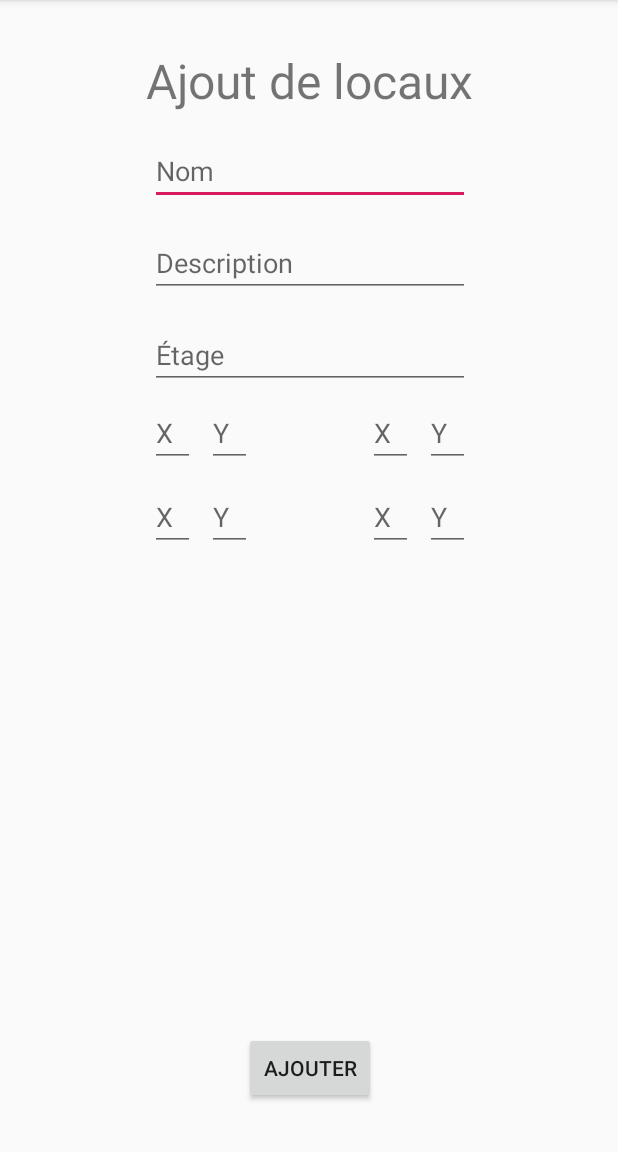
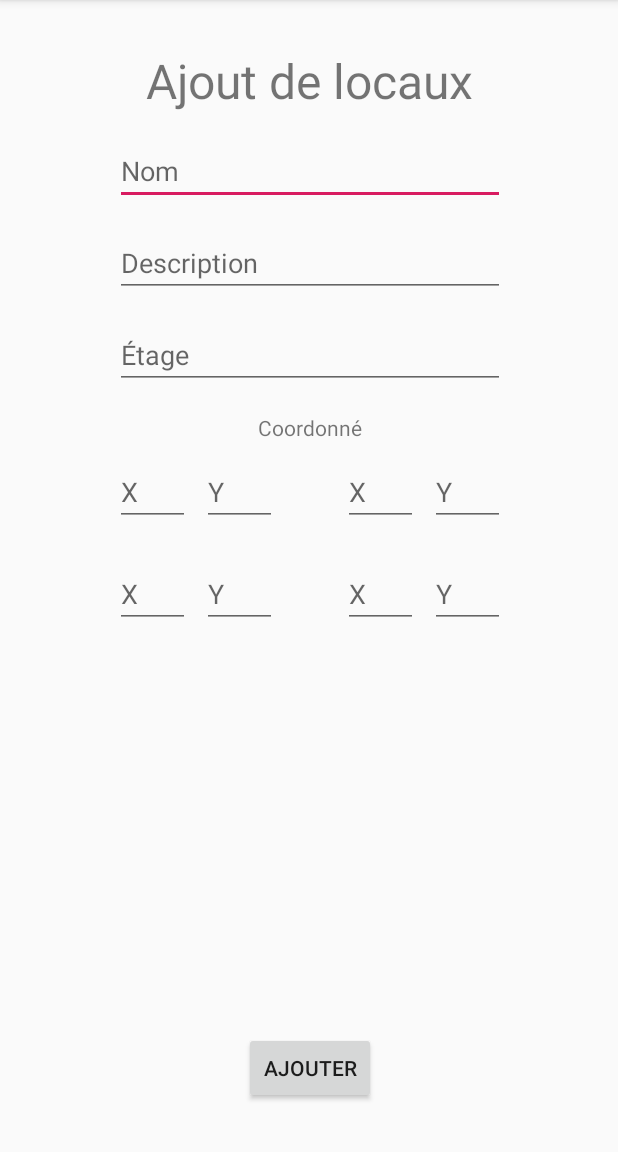
Before and after one commit to MichelBacon/localization-app, an Android app: the AdminManager screen opened directly, with no data from a screen before it, on a phone screen of 412 x 824 dp, the part 84-1236 px from its top. Run offline under Robolectric (Android 15) with nearby library versions, the phone set to English and light mode, and no system bars; our stand-ins replace Firebase (no records; nobody signed in at launch, a user with empty details on screens opened directly).

Commit message:
Bug fix : admin mode

```diff
--- a/app/src/main/java/com/cegepba/localization_app/MainActivity.java
+++ b/app/src/main/java/com/cegepba/localization_app/MainActivity.java
@@ -276,6 +276,7 @@ public class MainActivity extends AppCompatActivity {
                         DocumentSnapshot doc = task.getResult().getDocuments().get(0);
                         Room room = doc.toObject(Room.class);
                         DocumentReference docRefNode = room.getNodeRef();
+                        if(docRefNode != null) {
                             docRefNode.get().addOnCompleteListener(new OnCompleteListener<DocumentSnapshot>() {
                                 @Override
                                 public void onComplete(@NonNull Task<DocumentSnapshot> task) {
@@ -293,6 +294,9 @@ public class MainActivity extends AppCompatActivity {
                                     }
                                 }
                             });
+                        } else {
+                            onResultCallback.onFailure();
+                        }
                     }
                 }
             }
--- a/app/src/main/java/com/cegepba/localization_app/Manager/AdminManager.java
+++ b/app/src/main/java/com/cegepba/localization_app/Manager/AdminManager.java
@@ -73,28 +73,28 @@ public class AdminManager extends AppCompatActivity {
             floor = Integer.parseInt(edit_floor.getText().toString());
         }
         if(!edit_xTR.getText().toString().equals("")) {
-             xTR = Integer.parseInt(edit_xTR.getText().toString());
+            xTR = Integer.parseInt(edit_xTR.getText().toString())*-1;
         }
         if(!edit_xTL.getText().toString().equals("")) {
-            xTL = Integer.parseInt(edit_xTL.getText().toString());
+            xTL = Integer.parseInt(edit_xTL.getText().toString())*-1;
         }
         if(!edit_xBR.getText().toString().equals("")) {
-            xBR = Integer.parseInt(edit_xTL.getText().toString());
+            xBR = Integer.parseInt(edit_xBR.getText().toString())*-1;
         }
         if(!edit_xBL.getText().toString().equals("")) {
-            xBL = Integer.parseInt(edit_xBL.getText().toString());
+            xBL = Integer.parseInt(edit_xBL.getText().toString())*-1;
         }
         if(!edit_yTR.getText().toString().equals("")) {
-            yTR = Integer.parseInt(edit_yTR.getText().toString());
+            yTR = Integer.parseInt(edit_yTR.getText().toString())*-1;
         }
         if(!edit_yTL.getText().toString().equals("")) {
-            yTL = Integer.parseInt(edit_yTL.getText().toString());
+            yTL = Integer.parseInt(edit_yTL.getText().toString())*-1;
         }
         if(!edit_yBR.getText().toString().equals("")) {
-            yBR = Integer.parseInt(edit_yBR.getText().toString());
+            yBR = Integer.parseInt(edit_yBR.getText().toString())*-1;
         }
         if(!edit_yBL.getText().toString().equals("")) {
-            yBL = Integer.parseInt(edit_yBL.getText().toString());
+            yBL = Integer.parseInt(edit_yBL.getText().toString())*-1;
         }
 
         final Room room = new Room(null, name, floor, description,xBL,xBR,xTL,xTR,yTL,yTR,yBL,yBR);
--- a/app/src/main/res/layout/activity_admin_manager.xml
+++ b/app/src/main/res/layout/activity_admin_manager.xml
@@ -26,7 +26,7 @@
 
         <EditText
             android:id="@+id/editText_name"
-            android:layout_width="wrap_content"
+            android:layout_width="260dp"
             android:layout_height="wrap_content"
             android:layout_marginTop="16dp"
             android:autofillHints=""
@@ -39,7 +39,7 @@
 
         <EditText
             android:id="@+id/editText_description"
-            android:layout_width="wrap_content"
+            android:layout_width="260dp"
             android:layout_height="wrap_content"
             android:layout_marginTop="16dp"
             android:autofillHints=""
@@ -51,7 +51,7 @@
 
         <EditText
             android:id="@+id/editText_floor"
-            android:layout_width="wrap_content"
+            android:layout_width="260dp"
             android:layout_height="wrap_content"
             android:layout_marginTop="16dp"
             android:autofillHints=""
@@ -62,21 +62,79 @@
             app:layout_constraintTop_toBottomOf="@+id/editText_description" />
 
         <EditText
+            android:id="@+id/ytopLeft"
+            android:layout_width="50dp"
+            android:layout_height="40dp"
+            android:layout_marginStart="8dp"
+            android:layout_marginTop="16dp"
+            android:ems="10"
+            android:hint="Y"
+            android:inputType="number"
+            app:layout_constraintStart_toEndOf="@+id/xtopLeft"
+            app:layout_constraintTop_toBottomOf="@+id/textView_coordonne" />
+
+        <EditText
             android:id="@+id/xtopLeft"
-            android:layout_width="30dp"
+            android:layout_width="50dp"
             android:layout_height="40dp"
-            android:layout_marginTop="12dp"
+            android:layout_marginTop="16dp"
             android:ems="10"
             android:hint="X"
             android:inputType="number"
             app:layout_constraintStart_toStartOf="@+id/editText_floor"
-            app:layout_constraintTop_toBottomOf="@+id/editText_floor" />
+            app:layout_constraintTop_toBottomOf="@+id/textView_coordonne" />
+
+        <EditText
+            android:id="@+id/xtopRight"
+            android:layout_width="50dp"
+            android:layout_height="40dp"
+            android:layout_marginTop="16dp"
+            android:layout_marginEnd="8dp"
+            android:ems="10"
+            android:hint="X"
+            android:inputType="number"
+            app:layout_constraintEnd_toStartOf="@+id/ytopRight"
+            app:layout_constraintTop_toBottomOf="@+id/textView_coordonne" />
+
+        <EditText
+            android:id="@+id/ytopRight"
+            android:layout_width="50dp"
+            android:layout_height="40dp"
+            android:layout_marginTop="16dp"
+            android:ems="10"
+            android:hint="Y"
+            android:inputType="number"
+            app:layout_constraintEnd_toEndOf="@+id/editText_floor"
+            app:layout_constraintTop_toBottomOf="@+id/textView_coordonne" />
+
+        <EditText
+            android:id="@+id/xbotLeft"
+            android:layout_width="50dp"
+            android:layout_height="40dp"
+            android:layout_marginTop="28dp"
+            android:ems="10"
+            android:hint="X"
+            android:inputType="number"
+            app:layout_constraintStart_toStartOf="@+id/xtopLeft"
+            app:layout_constraintTop_toBottomOf="@+id/xtopLeft" />
+
+        <EditText
+            android:id="@+id/ybotLeft"
+            android:layout_width="50dp"
+            android:layout_height="40dp"
+            android:layout_marginStart="8dp"
+            android:layout_marginTop="28dp"
+            android:ems="10"
+            android:hint="Y"
+            android:inputType="number"
+            app:layout_constraintStart_toEndOf="@+id/xbotLeft"
+            app:layout_constraintTop_toBottomOf="@+id/ytopLeft" />
 
         <EditText
             android:id="@+id/xbotRight"
-            android:layout_width="30dp"
+            android:layout_width="50dp"
             android:layout_height="40dp"
-            android:layout_marginTop="16dp"
+            android:layout_marginTop="28dp"
             android:layout_marginEnd="8dp"
             android:ems="10"
             android:hint="X"
@@ -87,73 +145,15 @@
             app:layout_constraintTop_toBottomOf="@+id/xtopRight" />
 
         <EditText
-            android:id="@+id/xtopRight"
-            android:layout_width="30dp"
+            android:id="@+id/ybotRight"
+            android:layout_width="50dp"
             android:layout_height="40dp"
-            android:layout_marginTop="12dp"
-            android:layout_marginEnd="8dp"
-            android:ems="10"
-            android:hint="X"
-            android:inputType="number"
-            app:layout_constraintEnd_toStartOf="@+id/ytopRight"
-            app:layout_constraintTop_toBottomOf="@+id/editText_floor" />
-
-        <EditText
-            android:id="@+id/xbotLeft"
-            android:layout_width="30dp"
-            android:layout_height="40dp"
-            android:layout_marginTop="16dp"
-            android:ems="10"
-            android:hint="X"
-            android:inputType="number"
-            app:layout_constraintStart_toStartOf="@+id/xtopLeft"
-            app:layout_constraintTop_toBottomOf="@+id/xtopLeft" />
-
-        <EditText
-            android:id="@+id/ybotLeft"
-            android:layout_width="30dp"
-            android:layout_height="40dp"
-            android:layout_marginStart="8dp"
-            android:layout_marginTop="16dp"
-            android:ems="10"
-            android:hint="Y"
-            android:inputType="number"
-            app:layout_constraintStart_toEndOf="@+id/xbotLeft"
-            app:layout_constraintTop_toBottomOf="@+id/ytopLeft" />
-
-        <EditText
-            android:id="@+id/ybotRight"
-            android:layout_width="30dp"
-            android:layout_height="40dp"
-            android:layout_marginTop="16dp"
+            android:layout_marginTop="28dp"
             android:ems="10"
             android:hint="Y"
             android:inputType="number"
             app:layout_constraintEnd_toEndOf="@+id/ytopRight"
             app:layout_constraintTop_toBottomOf="@+id/ytopRight" />
-
-        <EditText
-            android:id="@+id/ytopRight"
-            android:layout_width="30dp"
-            android:layout_height="40dp"
-            android:layout_marginTop="12dp"
-            android:ems="10"
-            android:hint="Y"
-            android:inputType="number"
-            app:layout_constraintEnd_toEndOf="@+id/editText_floor"
-            app:layout_constraintTop_toBottomOf="@+id/editText_floor" />
-
-        <EditText
-            android:id="@+id/ytopLeft"
-            android:layout_width="30dp"
-            android:layout_height="40dp"
-            android:layout_marginStart="8dp"
-            android:layout_marginTop="12dp"
-            android:ems="10"
-            android:hint="Y"
-            android:inputType="number"
-            app:layout_constraintStart_toEndOf="@+id/xtopLeft"
-            app:layout_constraintTop_toBottomOf="@+id/editText_floor" />
 
         <Button
             android:id="@+id/btn_add_class"
@@ -165,6 +165,16 @@
             app:layout_constraintEnd_toEndOf="@+id/ybotRight"
             app:layout_constraintStart_toStartOf="@+id/xbotLeft" />
 
+        <TextView
+            android:id="@+id/textView_coordonne"
+            android:layout_width="wrap_content"
+            android:layout_height="wrap_content"
+            android:layout_marginTop="16dp"
+            android:text="Coordonné"
+            app:layout_constraintEnd_toEndOf="@+id/editText_floor"
+            app:layout_constraintStart_toStartOf="@+id/editText_floor"
+            app:layout_constraintTop_toBottomOf="@+id/editText_floor" />
+
 
     </androidx.constraintlayout.widget.ConstraintLayout>
 </androidx.constraintlayout.widget.ConstraintLayout>
```
Lines whose indentation alone changed are shown as unchanged.
